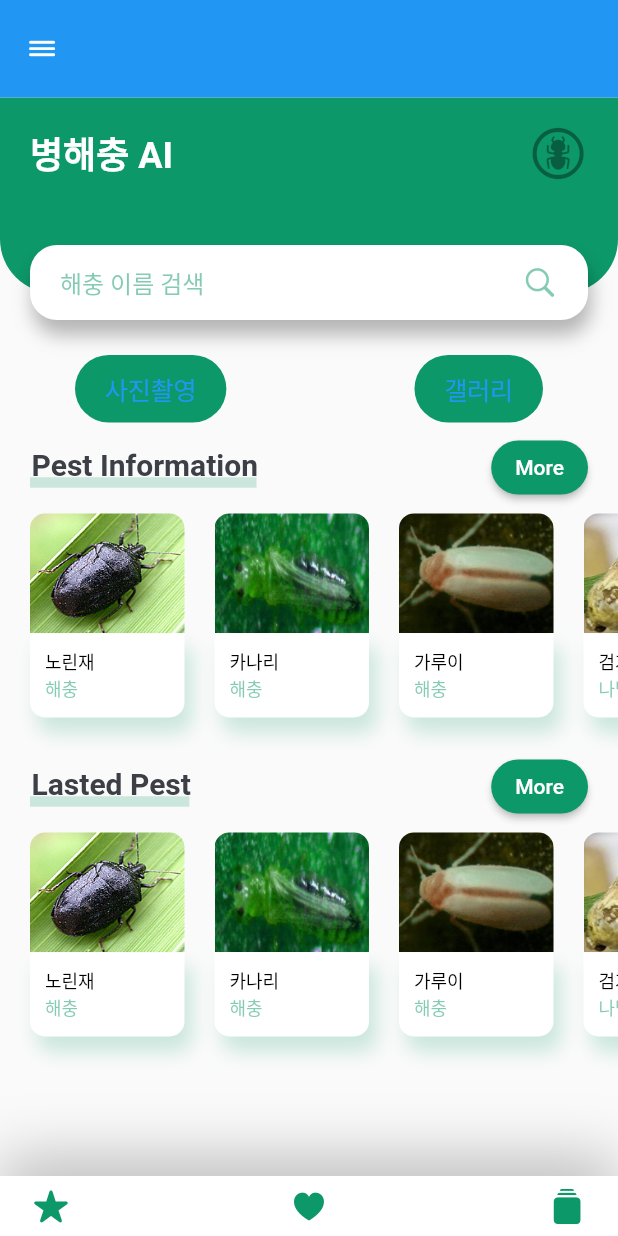
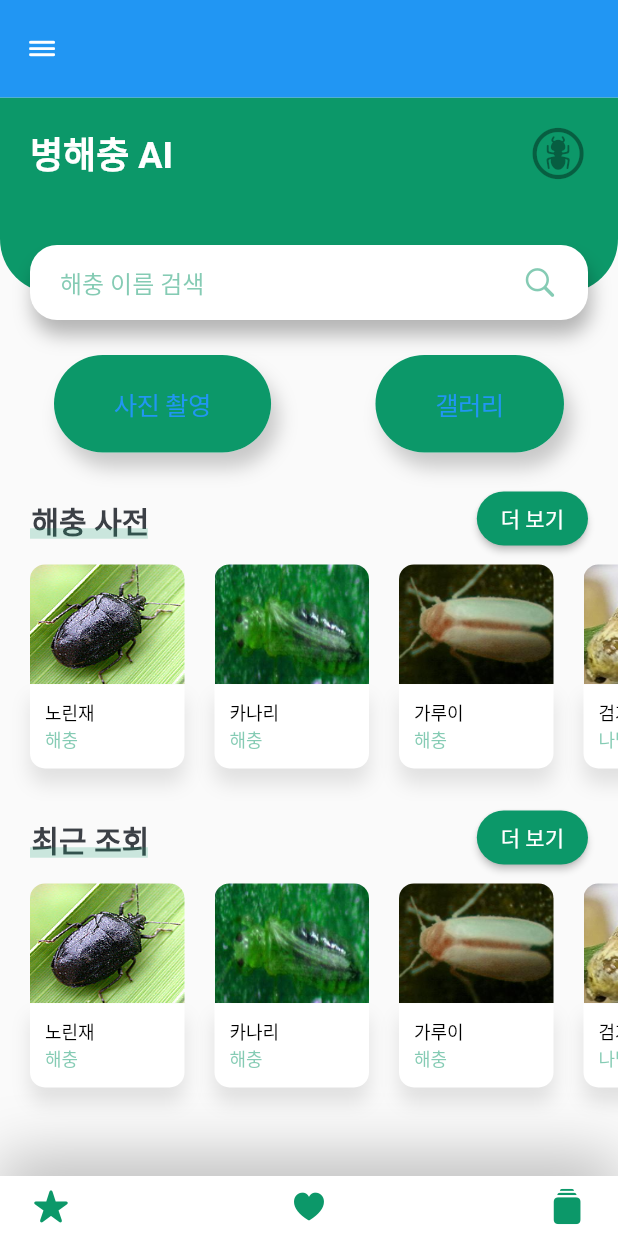
Before and after one commit to dnrgus1127/tflite_flutter, a Flutter app: the screen it shows after launch, on a phone screen of 412 x 824 dp. Run offline on Flutter 3.47's test engine with Material 2 defaults, Android fonts, the phone set to English and light mode, and no system bars; our stand-ins replace camera, image_cropper, image_picker; missing offline and left inert: tflite.

Commit message:
Camera, Gallery, Crop, pestScreen

```diff
--- a/lib/body.dart
+++ b/lib/body.dart
@@ -24,16 +24,26 @@ class Body extends StatelessWidget {
           HeaderWithSearchBox(size: size),
           Container(
             padding: EdgeInsets.only(
-              left: kDefaultPadding * 2.5,
-              right: kDefaultPadding * 2.5,
+              left: kDefaultPadding * 1.8,
+              right: kDefaultPadding * 1.8,
               top: kDefaultPadding / 6,
-              bottom: kDefaultPadding * 0.3,
+              bottom: kDefaultPadding,
             ),
             child: Row(
-
               children: <Widget>[
-                CupertinoButton(
-                  child: Text("사진촬영"),
+                Container(
+                  decoration: BoxDecoration(
+                      color: Colors.white,
+                      borderRadius: BorderRadius.all(Radius.circular(40)),
+                      boxShadow: [
+                        BoxShadow(
+                          offset: Offset(5, 10),
+                          blurRadius: 10,
+                          color: Colors.black.withOpacity(0.20),
+                        ),
+                      ]),
+                  child: CupertinoButton(
+                    child: Text("사진 촬영"),
                     color: kPrimaryColor,
                     onPressed: () async {
                       final result = await Navigator.push(context,
@@ -46,24 +56,36 @@ class Body extends StatelessWidget {
                         MaterialPageRoute(
                           builder: (context) {
                             return ImageCrop(
-                            title: "사진 조작!",
+                              title: "이미지 자르기",
                               imageFile: result,
                             );
                           },
                         ),
                       );
                     },
-                  borderRadius: BorderRadius.all(Radius.circular(30)),
+                    borderRadius: BorderRadius.all(Radius.circular(40)),
                     minSize: 0,
                     padding: EdgeInsets.only(
-                    bottom: kDefaultPadding /2,
-                    top: kDefaultPadding /2,
-                    left: kDefaultPadding ,
-                    right: kDefaultPadding ,
+                      bottom: kDefaultPadding,
+                      top: kDefaultPadding,
+                      left: kDefaultPadding * 2,
+                      right: kDefaultPadding * 2 ,
+                    ),
                   ),
                 ),
                 Spacer(),
-                 CupertinoButton(
+                 Container(
+                   decoration: BoxDecoration(
+                      color: Colors.white,
+                      borderRadius: BorderRadius.all(Radius.circular(40)),
+                      boxShadow: [
+                        BoxShadow(
+                          offset: Offset(5, 10),
+                          blurRadius: 10,
+                          color: Colors.black.withOpacity(0.20),
+                        ),
+                      ]),
+                   child: CupertinoButton(
                     child: Text("갤러리"),
                     color: kPrimaryColor,
                     onPressed: () async {
@@ -73,32 +95,33 @@ class Body extends StatelessWidget {
                         MaterialPageRoute(
                           builder: (context) {
                             return ImageCrop(
-                            title: "사진 조작!",
+                              title: "이미지 자르기",
                               imageFile: imageFile,
                             );
                           },
                         ),
                       );
                     },
-                  borderRadius: BorderRadius.all(Radius.circular(30)),
+                    borderRadius: BorderRadius.all(Radius.circular(40)),
                     minSize: 0,
                     padding: EdgeInsets.only(
-                    bottom: kDefaultPadding /2,
-                    top: kDefaultPadding /2,
-                    left: kDefaultPadding ,
-                    right: kDefaultPadding ,
+                      bottom: kDefaultPadding,
+                      top: kDefaultPadding,
+                      left: kDefaultPadding * 2 ,
+                      right: kDefaultPadding * 2,
+                    ),
                 ),
                  ),
               ],
             ),
           ),
           TitleWithMoreBtn(
-            title: "Pest Information",
+            title: "해충 사전",
             press: () {},
           ),
           RecomendsPests(),
           TitleWithMoreBtn(
-            title: "Lasted Pest",
+            title: "최근 조회",
             press: () {},
           ),
           RecomendsPests(),
@@ -216,9 +239,9 @@ class RecomendedPestCard extends StatelessWidget {
                       bottomRight: Radius.circular(10)),
                   boxShadow: [
                 BoxShadow(
-                  offset: Offset(5, 10),
+                  offset: Offset(0, 10),
                   blurRadius: 10,
-                  color: kPrimaryColor.withOpacity(0.20),
+                  color: Colors.black.withOpacity(0.10),
 
                 ),
               ]),
@@ -279,7 +302,7 @@ class TitleWithMoreBtn extends StatelessWidget {
           ElevatedButton(
             onPressed: () => press,
             child: Text(
-              "More",
+              "더 보기",
               style: TextStyle(color: Colors.white),
             ),
             style: ElevatedButton.styleFrom(
```
Lines whose indentation alone changed are shown as unchanged.
